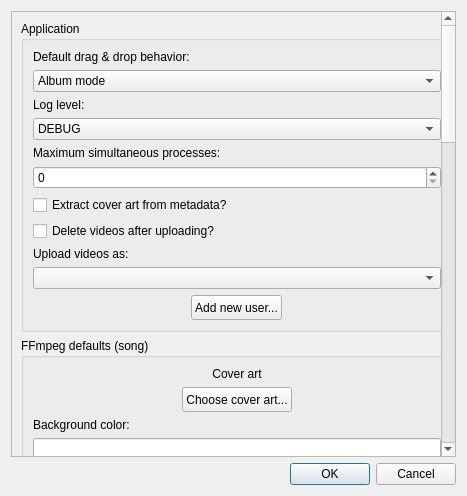
Before: the Qt Designer form ui/settingswindow.ui in 7x11x13/songs-to-youtube, drawn with Qt 5.
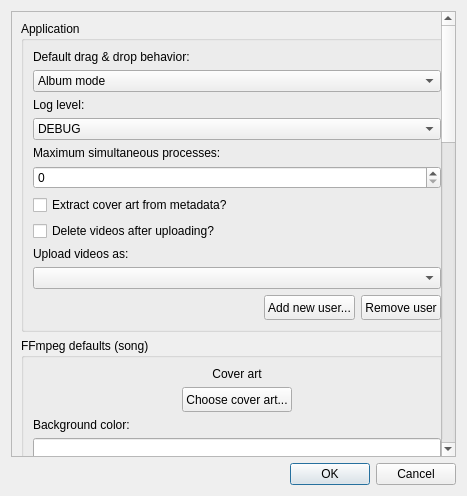
After: the same form once the commit is applied. Custom widgets are drawn as their Qt base class.

Commit message: Add ability to remove YouTube accounts

Diff of the .ui file:
```diff
--- a/ui/settingswindow.ui
+++ b/ui/settingswindow.ui
@@ -56,7 +56,7 @@
         <x>0</x>
         <y>0</y>
         <width>433</width>
-        <height>1556</height>
+        <height>1558</height>
        </rect>
       </property>
       <property name="sizePolicy">
@@ -194,7 +194,25 @@
           <item>
            <widget class="QComboBox" name="username"/>
           </item>
-          <item alignment="Qt::AlignHCenter">
+          <item>
+           <layout class="QHBoxLayout" name="horizontalLayout">
+            <property name="sizeConstraint">
+             <enum>QLayout::SetDefaultConstraint</enum>
+            </property>
+            <item>
+             <spacer name="horizontalSpacer">
+              <property name="orientation">
+               <enum>Qt::Horizontal</enum>
+              </property>
+              <property name="sizeHint" stdset="0">
+               <size>
+                <width>40</width>
+                <height>20</height>
+               </size>
+              </property>
+             </spacer>
+            </item>
+            <item alignment="Qt::AlignLeft">
            <widget class="QPushButton" name="addNewUserButton">
             <property name="minimumSize">
              <size>
@@ -204,7 +222,7 @@
             </property>
             <property name="maximumSize">
              <size>
-              <width>150</width>
+                <width>100</width>
               <height>50</height>
              </size>
             </property>
@@ -212,6 +230,27 @@
              <string>Add new user...</string>
             </property>
            </widget>
+            </item>
+            <item alignment="Qt::AlignLeft">
+             <widget class="QPushButton" name="removeUserButton">
+              <property name="minimumSize">
+               <size>
+                <width>0</width>
+                <height>25</height>
+               </size>
+              </property>
+              <property name="maximumSize">
+               <size>
+                <width>100</width>
+                <height>16777215</height>
+               </size>
+              </property>
+              <property name="text">
+               <string>Remove user</string>
+              </property>
+             </widget>
+            </item>
+           </layout>
           </item>
          </layout>
         </widget>
```
Lines whose indentation alone changed are shown as unchanged. The commit also changes 2 other files.
